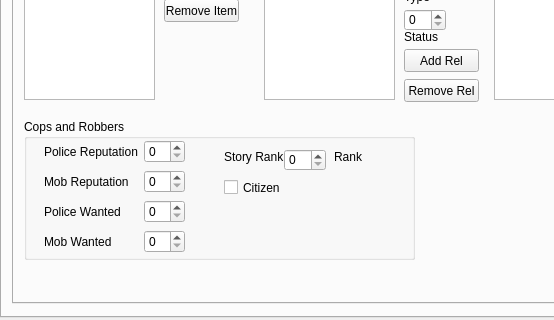
Old version of the form Jan2014/form.ui in the repository nschudlo/Jan2014; both pictures show x 0 to 554 and y 393 to 713 of the 664 by 713 pixel window.
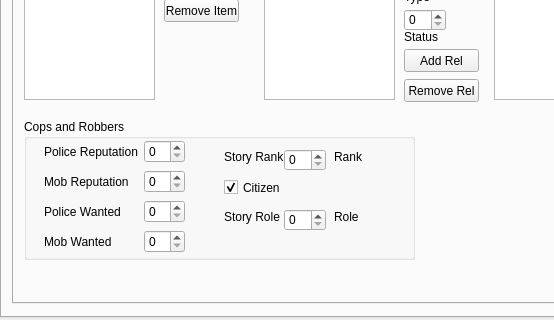
New version of the form.

Commit message: WOO! Added Story Prerequisite Evaluation

Patch:
```diff
--- a/Jan2014/form.ui
+++ b/Jan2014/form.ui
@@ -619,6 +619,48 @@
         <property name="text">
          <string>Citizen</string>
         </property>
+        <property name="checked">
+         <bool>true</bool>
+        </property>
+       </widget>
+       <widget class="QLabel" name="label_17">
+        <property name="geometry">
+         <rect>
+          <x>200</x>
+          <y>90</y>
+          <width>61</width>
+          <height>16</height>
+         </rect>
+        </property>
+        <property name="text">
+         <string>Story Role</string>
+        </property>
+       </widget>
+       <widget class="QLabel" name="roleLabel">
+        <property name="geometry">
+         <rect>
+          <x>310</x>
+          <y>90</y>
+          <width>71</width>
+          <height>16</height>
+         </rect>
+        </property>
+        <property name="text">
+         <string>Role</string>
+        </property>
+       </widget>
+       <widget class="QSpinBox" name="storyRole">
+        <property name="geometry">
+         <rect>
+          <x>260</x>
+          <y>90</y>
+          <width>42</width>
+          <height>22</height>
+         </rect>
+        </property>
+        <property name="maximum">
+         <number>8</number>
+        </property>
        </widget>
       </widget>
      </widget>
```
The commit also changes 20 other files.
